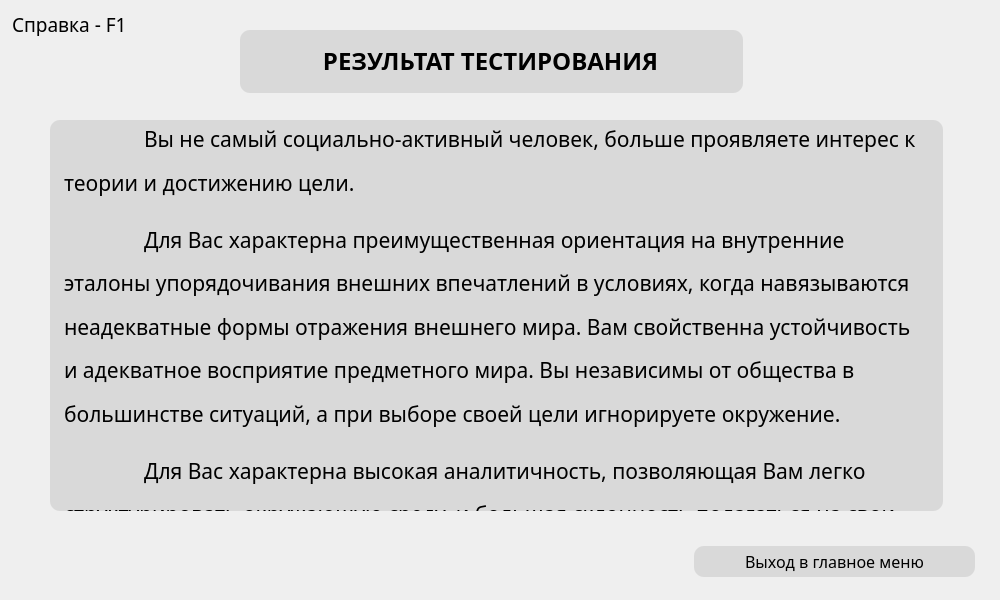
First picture: the form in ui/auth/UserResultTorstonWidget.ui, repository xamlo721/PsychologyTestApp, before the edit.
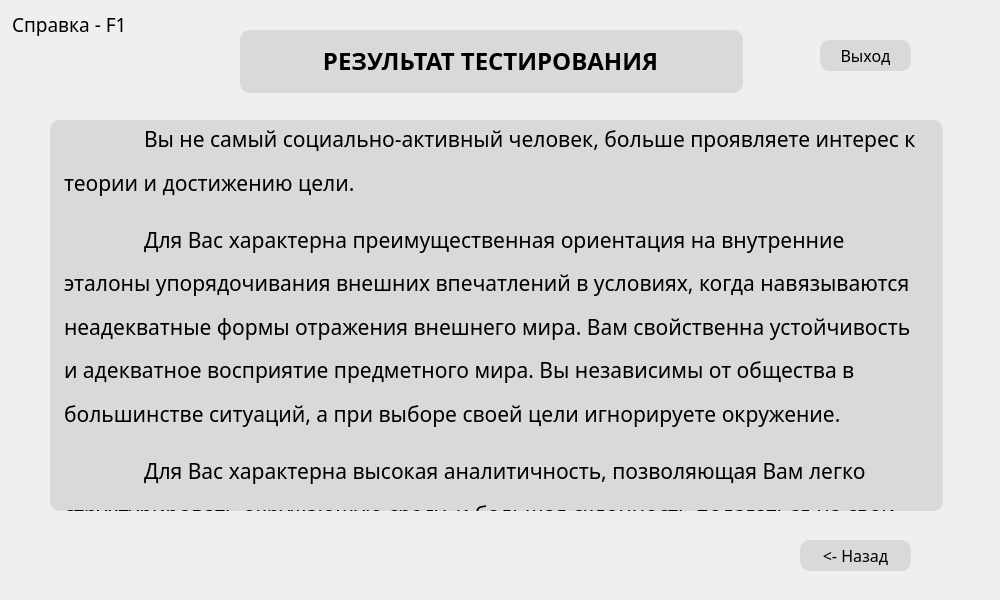
Second picture: the form after the edit. Icons and pictures are not drawn.

Commit message: Save file name + back buttons

```diff
--- a/ui/auth/UserResultTorstonWidget.ui
+++ b/ui/auth/UserResultTorstonWidget.ui
@@ -49,9 +49,9 @@
   <widget class="QPushButton" name="tothemain">
    <property name="geometry">
     <rect>
-     <x>694</x>
-     <y>546</y>
-     <width>281</width>
+     <x>820</x>
+     <y>40</y>
+     <width>91</width>
      <height>31</height>
     </rect>
    </property>
@@ -71,7 +71,7 @@
 }</string>
    </property>
    <property name="text">
-    <string>Выход в главное меню</string>
+    <string>Выход</string>
    </property>
    <property name="shortcut">
     <string>Esc</string>
@@ -198,6 +198,34 @@
     </property>
    </widget>
   </widget>
+  <widget class="QPushButton" name="totheresults">
+   <property name="geometry">
+    <rect>
+     <x>800</x>
+     <y>540</y>
+     <width>111</width>
+     <height>31</height>
+    </rect>
+   </property>
+   <property name="font">
+    <font>
+     <family>Montserrat Medium</family>
+     <pointsize>12</pointsize>
+    </font>
+   </property>
+   <property name="styleSheet">
+    <string notr="true">QPushButton {
+	border-radius: 10px;
+	background-color: rgb(217, 217, 217);
+}
+QPushButton:hover {
+        background-color: rgba(216, 249, 255);
+}</string>
+   </property>
+   <property name="text">
+    <string>&lt;- Назад</string>
+   </property>
+  </widget>
  </widget>
  <resources/>
  <connections/>
```
The commit also changes 6 other files.
